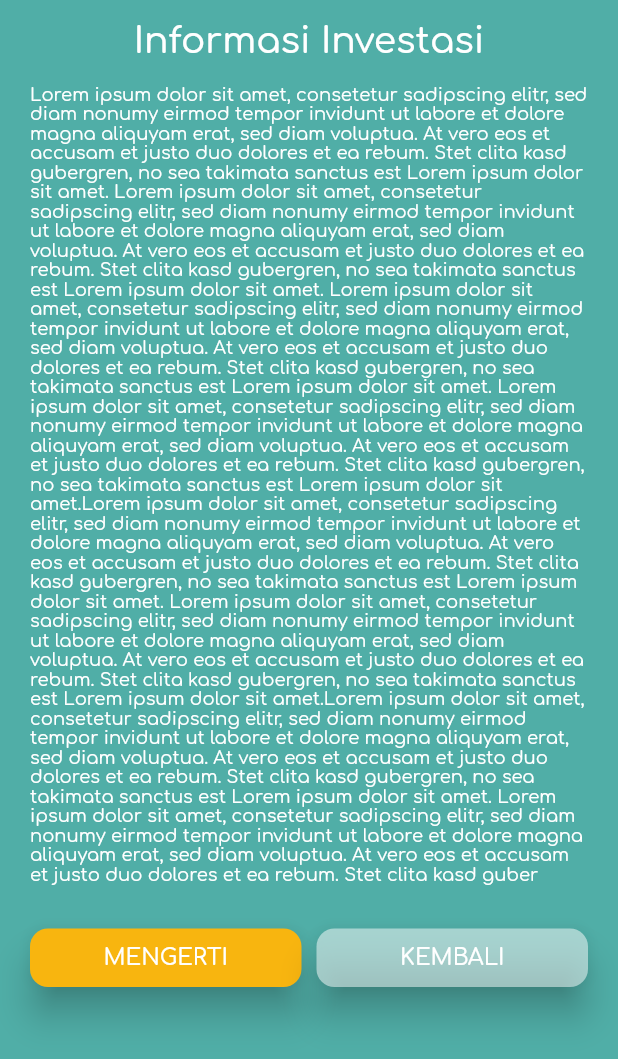
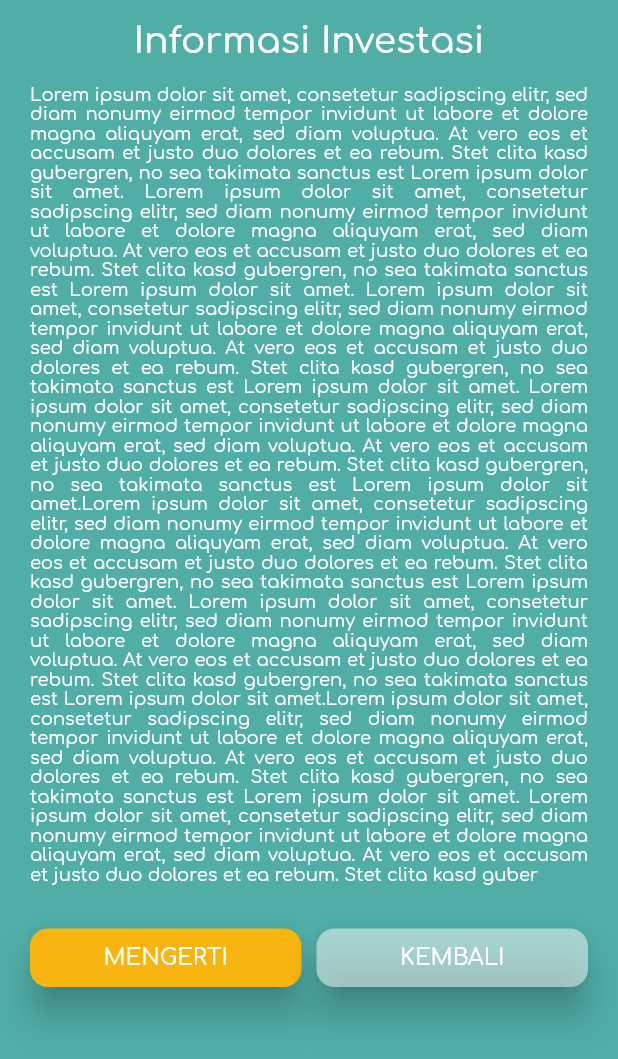
Before and after one commit to anandabayuf/simpin_syariah, a Flutter app: the InformasiPengajuanInvestasiScreen screen opened directly with empty values, on a phone screen of 412 x 824 dp. Shown: the top 1059 px of the screen. Run offline on Flutter 3.47's test engine with Material 2 defaults, Android fonts, the phone set to English and light mode, and no system bars; our stand-ins replace carousel_slider, dotted_border, flutter_datetime_picker, flutter_masked_text2, flutter_svg, hexcolor and 1 more; missing offline and left inert: colorful_safe_area, filter_list; statements that could not run were skipped.

Commit message:
update screen info pengajuan pembiayaan dan investasi
*membuat teks menjadi justify

```diff
--- a/lib/views/investasi/screens/InformasiPengajuanInvestasiScreen.dart
+++ b/lib/views/investasi/screens/InformasiPengajuanInvestasiScreen.dart
@@ -38,13 +38,17 @@ class InformasiPengajuanInvestasiScreen extends StatelessWidget{
               padding: EdgeInsets.only(left: 20.0, right: 20.0, bottom: 20.0,),
               child: Column(
                 children: [
-                  CustomText(
+                  Text(
                     "Lorem ipsum dolor sit amet, consetetur sadipscing elitr, sed diam nonumy eirmod tempor invidunt ut labore et dolore magna aliquyam erat, sed diam voluptua. At vero eos et accusam et justo duo dolores et ea rebum. Stet clita kasd gubergren, no sea takimata sanctus est Lorem ipsum dolor sit amet. Lorem ipsum dolor sit amet, consetetur sadipscing elitr, sed diam nonumy eirmod tempor invidunt ut labore et dolore magna aliquyam erat, sed diam voluptua. At vero eos et accusam et justo duo dolores et ea rebum. Stet clita kasd gubergren, no sea takimata sanctus est Lorem ipsum dolor sit amet. "
-                    "Lorem ipsum dolor sit amet, consetetur sadipscing elitr, sed diam nonumy eirmod tempor invidunt ut labore et dolore magna aliquyam erat, sed diam voluptua. At vero eos et accusam et justo duo dolores et ea rebum. Stet clita kasd gubergren, no sea takimata sanctus est Lorem ipsum dolor sit amet. Lorem ipsum dolor sit amet, consetetur sadipscing elitr, sed diam nonumy eirmod tempor invidunt ut labore et dolore magna aliquyam erat, sed diam voluptua. At vero eos et accusam et justo duo dolores et ea rebum. Stet clita kasd gubergren, no sea takimata sanctus est Lorem ipsum dolor sit amet."
-                    "Lorem ipsum dolor sit amet, consetetur sadipscing elitr, sed diam nonumy eirmod tempor invidunt ut labore et dolore magna aliquyam erat, sed diam voluptua. At vero eos et accusam et justo duo dolores et ea rebum. Stet clita kasd gubergren, no sea takimata sanctus est Lorem ipsum dolor sit amet. Lorem ipsum dolor sit amet, consetetur sadipscing elitr, sed diam nonumy eirmod tempor invidunt ut labore et dolore magna aliquyam erat, sed diam voluptua. At vero eos et accusam et justo duo dolores et ea rebum. Stet clita kasd gubergren, no sea takimata sanctus est Lorem ipsum dolor sit amet."
-                    "Lorem ipsum dolor sit amet, consetetur sadipscing elitr, sed diam nonumy eirmod tempor invidunt ut labore et dolore magna aliquyam erat, sed diam voluptua. At vero eos et accusam et justo duo dolores et ea rebum. Stet clita kasd gubergren, no sea takimata sanctus est Lorem ipsum dolor sit amet. Lorem ipsum dolor sit amet, consetetur sadipscing elitr, sed diam nonumy eirmod tempor invidunt ut labore et dolore magna aliquyam erat, sed diam voluptua. At vero eos et accusam et justo duo dolores et ea rebum. Stet clita kasd guber",
-                    12.0,
-                    false
+                        "Lorem ipsum dolor sit amet, consetetur sadipscing elitr, sed diam nonumy eirmod tempor invidunt ut labore et dolore magna aliquyam erat, sed diam voluptua. At vero eos et accusam et justo duo dolores et ea rebum. Stet clita kasd gubergren, no sea takimata sanctus est Lorem ipsum dolor sit amet. Lorem ipsum dolor sit amet, consetetur sadipscing elitr, sed diam nonumy eirmod tempor invidunt ut labore et dolore magna aliquyam erat, sed diam voluptua. At vero eos et accusam et justo duo dolores et ea rebum. Stet clita kasd gubergren, no sea takimata sanctus est Lorem ipsum dolor sit amet."
+                        "Lorem ipsum dolor sit amet, consetetur sadipscing elitr, sed diam nonumy eirmod tempor invidunt ut labore et dolore magna aliquyam erat, sed diam voluptua. At vero eos et accusam et justo duo dolores et ea rebum. Stet clita kasd gubergren, no sea takimata sanctus est Lorem ipsum dolor sit amet. Lorem ipsum dolor sit amet, consetetur sadipscing elitr, sed diam nonumy eirmod tempor invidunt ut labore et dolore magna aliquyam erat, sed diam voluptua. At vero eos et accusam et justo duo dolores et ea rebum. Stet clita kasd gubergren, no sea takimata sanctus est Lorem ipsum dolor sit amet."
+                        "Lorem ipsum dolor sit amet, consetetur sadipscing elitr, sed diam nonumy eirmod tempor invidunt ut labore et dolore magna aliquyam erat, sed diam voluptua. At vero eos et accusam et justo duo dolores et ea rebum. Stet clita kasd gubergren, no sea takimata sanctus est Lorem ipsum dolor sit amet. Lorem ipsum dolor sit amet, consetetur sadipscing elitr, sed diam nonumy eirmod tempor invidunt ut labore et dolore magna aliquyam erat, sed diam voluptua. At vero eos et accusam et justo duo dolores et ea rebum. Stet clita kasd guber",
+                    style: TextStyle(
+                        fontSize: 12.0,
+                        color: Colors.white,
+                        fontFamily: 'Comfortaa'
+                    ),
+                    textAlign: TextAlign.justify,
                   ),
                   SizedBox(height: 30.0,),
                   Row(
```
Also changed, not shown: lib/views/pembiayaan/screens/InformasiPengajuanPembiayaanScreen.dart (+7 -3 lines).
